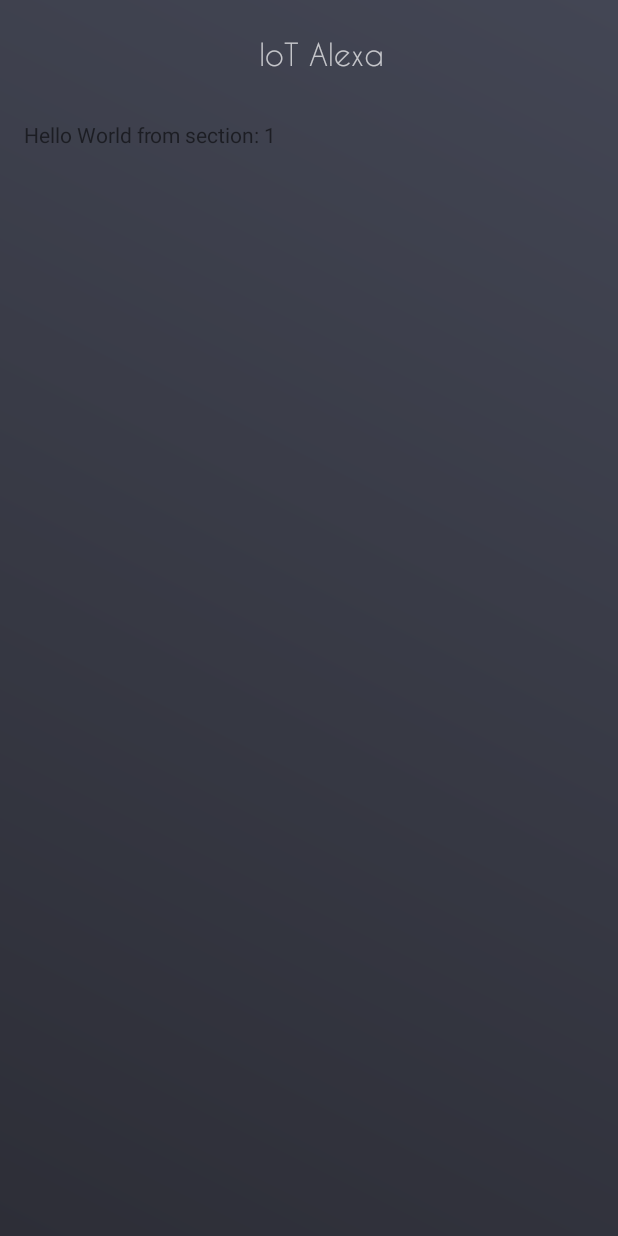
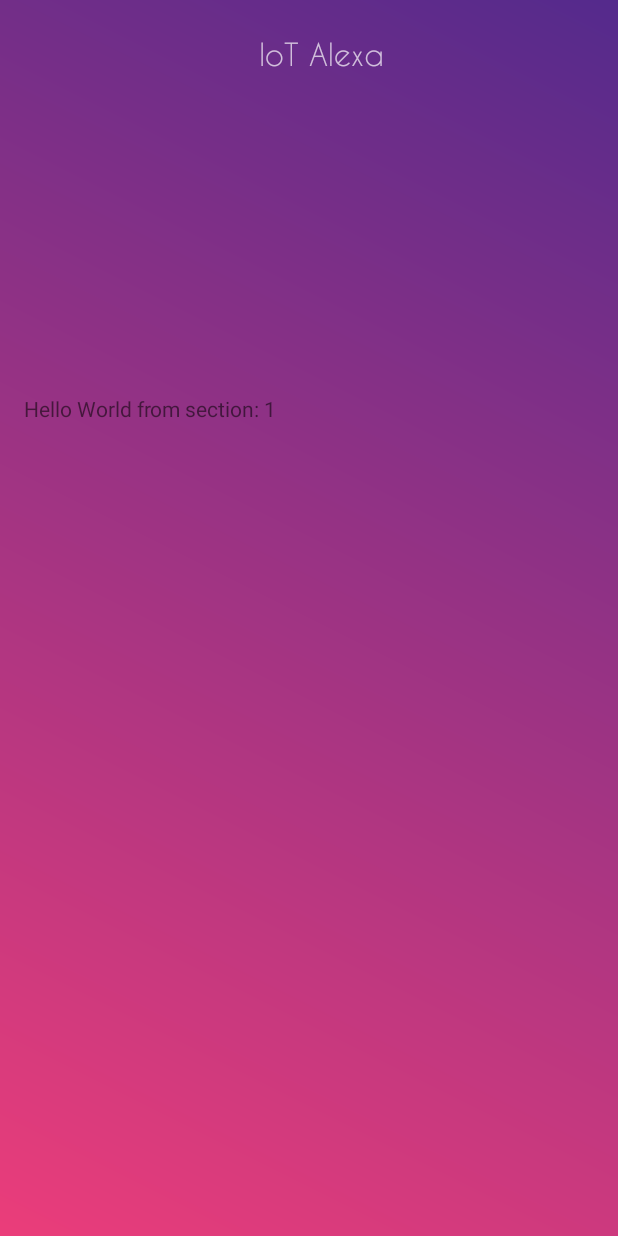
Before and after one commit to dani3/IoT-Alexa-Automation, an Android app: the screen it shows after launch (MainActivity), on a phone screen of 412 x 824 dp. Run offline under Robolectric (Android 15) with nearby library versions, the phone set to English and light mode, and no system bars.

Commit message:
Icon updated and new background colors

```diff
--- a/Android/app/src/main/AndroidManifest.xml
+++ b/Android/app/src/main/AndroidManifest.xml
@@ -4,9 +4,9 @@
 
     <application
         android:allowBackup="true"
-        android:icon="@mipmap/ic_launcher"
+        android:icon="@drawable/ic_icon"
         android:label="@string/app_name"
-        android:roundIcon="@mipmap/ic_launcher_round"
+        android:roundIcon="@drawable/ic_icon"
         android:supportsRtl="true"
         android:theme="@style/AppTheme">
         <activity
--- a/Android/app/src/main/res/drawable/background_gradient.xml
+++ b/Android/app/src/main/res/drawable/background_gradient.xml
@@ -2,7 +2,7 @@
 <shape xmlns:android="http://schemas.android.com/apk/res/android"
     android:shape="rectangle">
     <gradient
-        android:startColor="@color/colorPrimary"
-        android:endColor="@color/colorPrimaryDark"
-        android:angle="225"/>
+        android:startColor="@color/colorAccentPink"
+        android:endColor="@color/colorAccentDarkPurple"
+        android:angle="45"/>
 </shape>
--- a/Android/app/src/main/res/layout/activity_main.xml
+++ b/Android/app/src/main/res/layout/activity_main.xml
@@ -1,5 +1,6 @@
 <?xml version="1.0" encoding="utf-8"?>
-<android.support.design.widget.CoordinatorLayout xmlns:android="http://schemas.android.com/apk/res/android"
+<android.support.design.widget.CoordinatorLayout
+    xmlns:android="http://schemas.android.com/apk/res/android"
     xmlns:app="http://schemas.android.com/apk/res-auto"
     xmlns:tools="http://schemas.android.com/tools"
     android:id="@+id/main_content"
@@ -22,10 +23,28 @@
 
     </android.support.design.widget.AppBarLayout>
 
-    <android.support.v4.view.ViewPager
-        android:id="@+id/container"
+    <LinearLayout
         android:layout_width="match_parent"
         android:layout_height="match_parent"
-        app:layout_behavior="@string/appbar_scrolling_view_behavior" />
+        android:orientation="vertical"
+        android:weightSum="1">
+
+        <LinearLayout
+            android:layout_width="match_parent"
+            android:layout_height="0dp"
+            android:layout_weight=".3">
+
+
+
+        </LinearLayout>
+
+        <android.support.v4.view.ViewPager
+            android:id="@+id/container"
+            android:layout_width="match_parent"
+            android:layout_height="0dp"
+            android:layout_weight=".7"
+            app:layout_behavior="@string/appbar_scrolling_view_behavior" />
+
+    </LinearLayout>
 
 </android.support.design.widget.CoordinatorLayout>
--- a/Android/app/src/main/res/mipmap-anydpi-v26/ic_launcher.xml
+++ /dev/null
@@ -1,5 +0,0 @@
-<?xml version="1.0" encoding="utf-8"?>
-<adaptive-icon xmlns:android="http://schemas.android.com/apk/res/android">
-    <background android:drawable="@drawable/ic_launcher_background" />
-    <foreground android:drawable="@drawable/ic_launcher_foreground" />
-</adaptive-icon>
--- a/Android/app/src/main/res/mipmap-anydpi-v26/ic_launcher_round.xml
+++ /dev/null
@@ -1,5 +0,0 @@
-<?xml version="1.0" encoding="utf-8"?>
-<adaptive-icon xmlns:android="http://schemas.android.com/apk/res/android">
-    <background android:drawable="@drawable/ic_launcher_background" />
-    <foreground android:drawable="@drawable/ic_launcher_foreground" />
-</adaptive-icon>
--- a/Android/app/src/main/res/values/colors.xml
+++ b/Android/app/src/main/res/values/colors.xml
@@ -3,4 +3,6 @@
     <color name="colorPrimary">#434654</color>
     <color name="colorPrimaryDark">#2D2E37</color>
     <color name="colorAccent">#8475EC</color>
+    <color name="colorAccentPink">#EB3D7A</color>
+    <color name="colorAccentDarkPurple">#542A8C</color>
 </resources>
--- a/Android/app/src/main/res/values/strings.xml
+++ b/Android/app/src/main/res/values/strings.xml
@@ -1,5 +1,8 @@
 <resources>
     <string name="app_name">IoT Alexa</string>
-    <string name="action_settings">Settings</string>
     <string name="section_format">Hello World from section: %1$d</string>
+
+    <string name="living_room">Living Room</string>
+
+    <string name="temperature">Temperature</string>
 </resources>
```
Also changed, not shown: Android/app/src/main/res/layout/temperature.xml (added, +17 -0 lines), Android/app/src/main/res/menu/menu_main.xml (deleted, +0 -10 lines), Android/app/src/main/res/drawable/ic_icon.png (added), Android/app/src/main/res/mipmap-hdpi/ic_launcher.png (deleted), Android/app/src/main/res/mipmap-hdpi/ic_launcher_round.png (deleted), Android/app/src/main/res/mipmap-mdpi/ic_launcher.png (deleted), Android/app/src/main/res/mipmap-mdpi/ic_launcher_round.png (deleted), Android/app/src/main/res/mipmap-xhdpi/ic_launcher.png (deleted), Android/app/src/main/res/mipmap-xhdpi/ic_launcher_round.png (deleted), Android/app/src/main/res/mipmap-xxhdpi/ic_launcher.png (deleted), Android/app/src/main/res/mipmap-xxhdpi/ic_launcher_round.png (deleted), Android/app/src/main/res/mipmap-xxxhdpi/ic_launcher.png (deleted), Android/app/src/main/res/mipmap-xxxhdpi/ic_launcher_round.png (deleted).
